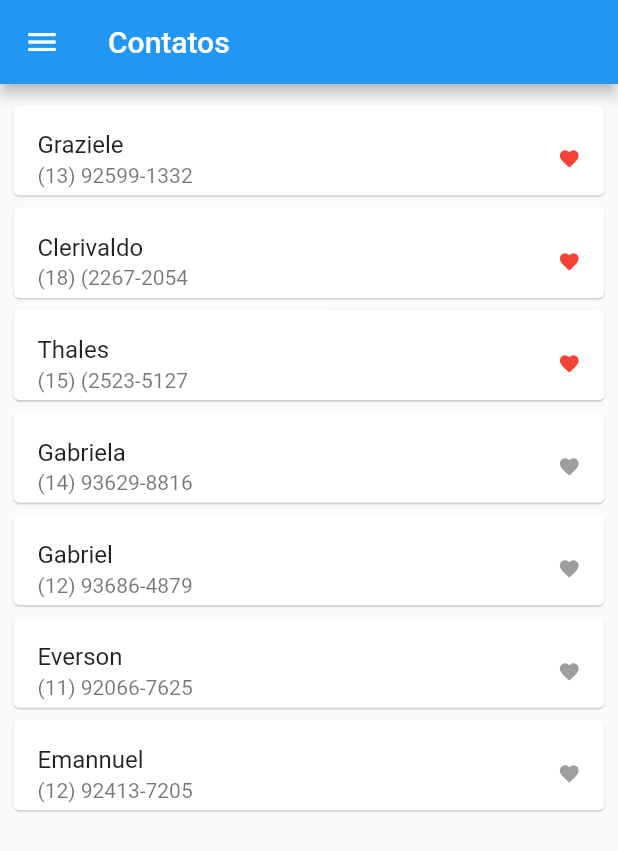
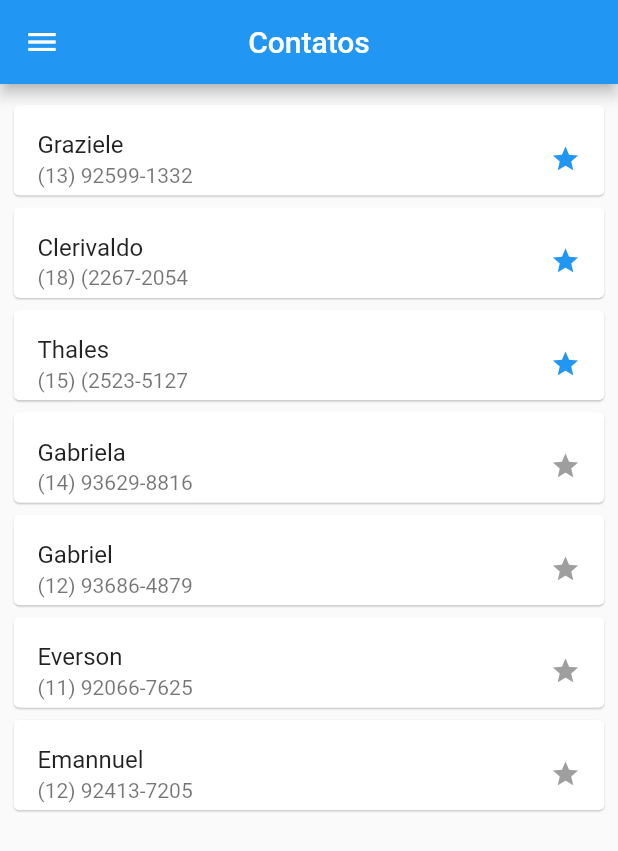
Before and after one commit to CangianiJr/agenda_telefone, a Flutter app: the screen it shows after launch, on a phone screen of 412 x 824 dp. Shown: the top 851 px of the screen. Run offline on Flutter 3.47's test engine with Material 2 defaults, Android fonts, the light colour scheme and no system bars.

Commit message:
- Ajuste no icone favorito e no menu de navegação

```diff
--- a/agenda_telefone/lib/app/components/layout_component.dart
+++ b/agenda_telefone/lib/app/components/layout_component.dart
@@ -19,6 +19,7 @@ class LayoutComponent extends StatelessWidget {
       appBar: AppBar(
         title: Text(title),
         bottom: appBarBottom,
+        centerTitle: true,
       ),
       body: body,
       drawer: Drawer(
@@ -40,7 +41,7 @@ class LayoutComponent extends StatelessWidget {
               },
             ),
             ListTile(
-              title: const Text('Comprimissos'),
+              title: const Text('Comprimissos | Lembretes'),
               onTap: () {
                 Navigator.push(context, MaterialPageRoute(builder: (context) {
                   return const IndexComprimissoPage();
--- a/agenda_telefone/lib/app/pages/contato/lista_contato_page.dart
+++ b/agenda_telefone/lib/app/pages/contato/lista_contato_page.dart
@@ -62,9 +62,9 @@ class _ListaContatoPageState extends State<ListaContatoPage> {
                     overflow: TextOverflow.ellipsis,
                   ),
                   trailing: Icon(
-                    Icons.favorite,
-                    size: 15,
-                    color: item.favorito! ? Colors.red : Colors.grey,
+                    Icons.star,
+                    size: 20,
+                    color: item.favorito! ? Colors.blue : Colors.grey,
                   ),
                   onTap: () {
                     setState(() {
```
